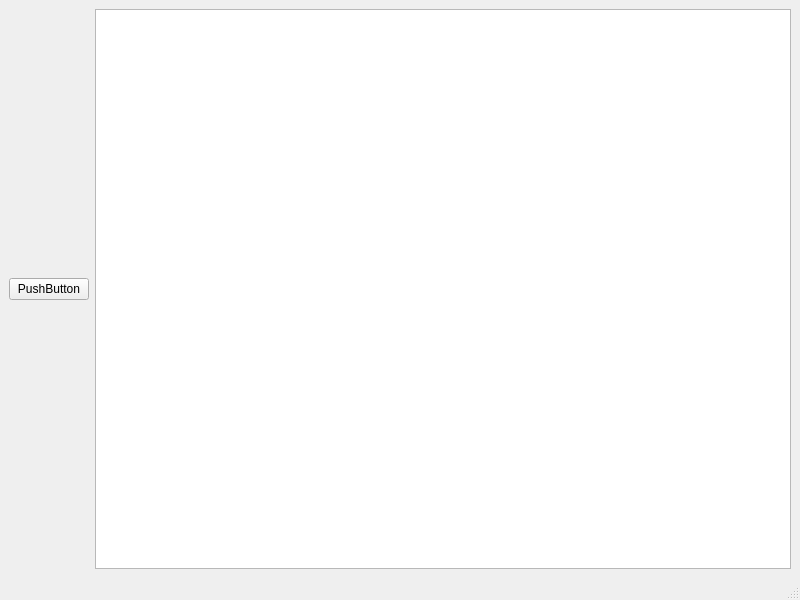
This is MainWindow.ui in JoeyThe/test as Qt 5 draws it before an edit. The edited form follows.
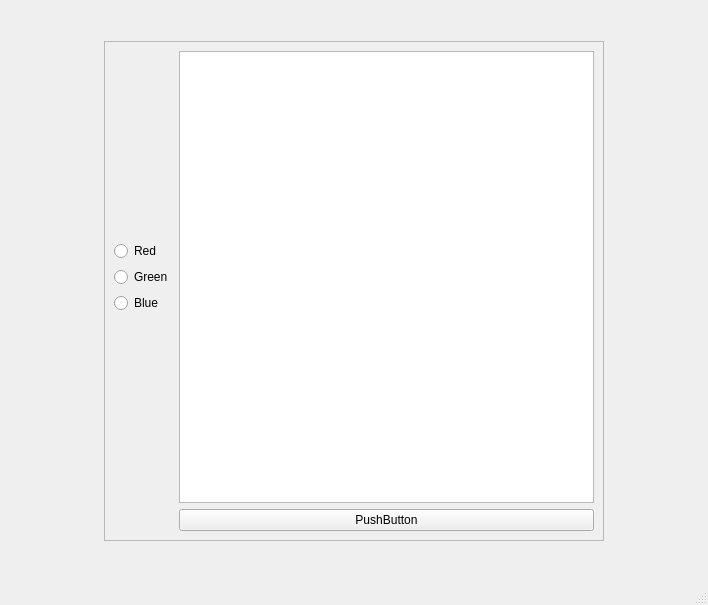
This is the edited form.

```diff
--- a/MainWindow.ui
+++ b/MainWindow.ui
@@ -6,25 +6,100 @@
    <rect>
     <x>0</x>
     <y>0</y>
-    <width>800</width>
-    <height>600</height>
+    <width>708</width>
+    <height>605</height>
    </rect>
   </property>
   <property name="windowTitle">
    <string>MainWindow</string>
   </property>
   <widget class="QWidget" name="centralwidget">
-   <layout class="QGridLayout" name="gridLayout">
+   <layout class="QGridLayout" name="gridLayout_2">
     <item row="0" column="0">
-     <widget class="QPushButton" name="pushButton">
-      <property name="text">
-       <string>PushButton</string>
+     <widget class="QFrame" name="frame">
+      <property name="minimumSize">
+       <size>
+        <width>500</width>
+        <height>500</height>
+       </size>
       </property>
+      <property name="maximumSize">
+       <size>
+        <width>500</width>
+        <height>500</height>
+       </size>
+      </property>
+      <property name="frameShape">
+       <enum>QFrame::StyledPanel</enum>
+      </property>
+      <property name="frameShadow">
+       <enum>QFrame::Raised</enum>
+      </property>
+      <layout class="QGridLayout" name="gridLayout">
+       <item row="0" column="0">
+        <layout class="QVBoxLayout" name="verticalLayout">
+         <item>
+          <spacer name="verticalSpacer">
+           <property name="orientation">
+            <enum>Qt::Vertical</enum>
+           </property>
+           <property name="sizeHint" stdset="0">
+            <size>
+             <width>20</width>
+             <height>40</height>
+            </size>
+           </property>
+          </spacer>
+         </item>
+         <item>
+          <widget class="QRadioButton" name="radioButton">
+           <property name="text">
+            <string>Red</string>
+           </property>
+          </widget>
+         </item>
+         <item>
+          <widget class="QRadioButton" name="radioButton_2">
+           <property name="text">
+            <string>Green</string>
+           </property>
+          </widget>
+         </item>
+         <item>
+          <widget class="QRadioButton" name="radioButton_3">
+           <property name="text">
+            <string>Blue</string>
+           </property>
+          </widget>
+         </item>
+         <item>
+          <spacer name="verticalSpacer_2">
+           <property name="orientation">
+            <enum>Qt::Vertical</enum>
+           </property>
+           <property name="sizeHint" stdset="0">
+            <size>
+             <width>20</width>
+             <height>40</height>
+            </size>
+           </property>
+          </spacer>
+         </item>
+        </layout>
+       </item>
+       <item row="0" column="1">
+        <widget class="QTextEdit" name="textEdit"/>
+       </item>
+       <item row="1" column="1">
+        <widget class="QPushButton" name="pushButton">
+         <property name="text">
+          <string>PushButton</string>
+         </property>
+        </widget>
+       </item>
+      </layout>
      </widget>
     </item>
-    <item row="0" column="1">
-     <widget class="QTextEdit" name="textEdit"/>
-    </item>
    </layout>
   </widget>
   <widget class="QMenuBar" name="menubar">
```
Left out of the diff: 2 changed lines with no effect on the pictures.
